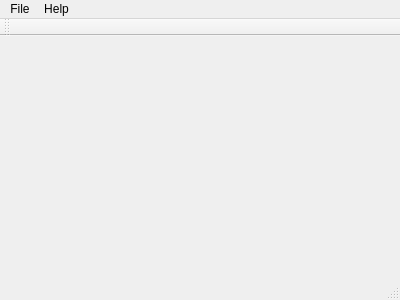
alien93/softProj, file RoboWalk/mainwindow.ui: the form before one commit.
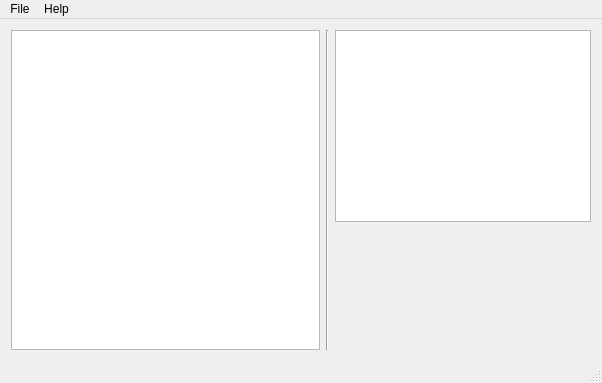
The form after the commit.

Commit message: -Open .urdf file -Basic Main frame

What changed in the file:
```diff
--- a/RoboWalk/mainwindow.ui
+++ b/RoboWalk/mainwindow.ui
@@ -6,20 +6,58 @@
    <rect>
     <x>0</x>
     <y>0</y>
-    <width>400</width>
-    <height>300</height>
+    <width>602</width>
+    <height>383</height>
    </rect>
   </property>
+  <property name="sizePolicy">
+   <sizepolicy hsizetype="Preferred" vsizetype="Preferred">
+    <horstretch>0</horstretch>
+    <verstretch>0</verstretch>
+   </sizepolicy>
+  </property>
   <property name="windowTitle">
    <string>MainWindow</string>
   </property>
-  <widget class="QWidget" name="centralWidget"/>
+  <widget class="QWidget" name="centralWidget">
+   <layout class="QHBoxLayout" name="horizontalLayout">
+    <item>
+     <widget class="QGraphicsView" name="graphicsView"/>
+    </item>
+    <item>
+     <widget class="Line" name="line">
+      <property name="orientation">
+       <enum>Qt::Vertical</enum>
+      </property>
+     </widget>
+    </item>
+    <item alignment="Qt::AlignRight|Qt::AlignTop">
+     <widget class="QGraphicsView" name="graphicsView_2">
+      <property name="sizePolicy">
+       <sizepolicy hsizetype="Fixed" vsizetype="Fixed">
+        <horstretch>0</horstretch>
+        <verstretch>0</verstretch>
+       </sizepolicy>
+      </property>
+      <property name="maximumSize">
+       <size>
+        <width>284</width>
+        <height>316</height>
+       </size>
+      </property>
+      <property name="layoutDirection">
+       <enum>Qt::RightToLeft</enum>
+      </property>
+     </widget>
+    </item>
+   </layout>
+  </widget>
   <widget class="QMenuBar" name="menuBar">
    <property name="geometry">
     <rect>
      <x>0</x>
      <y>0</y>
-     <width>400</width>
+     <width>602</width>
      <height>27</height>
     </rect>
    </property>
@@ -39,14 +77,6 @@
    <addaction name="menuFile"/>
    <addaction name="menuHelp"/>
   </widget>
-  <widget class="QToolBar" name="mainToolBar">
-   <attribute name="toolBarArea">
-    <enum>TopToolBarArea</enum>
-   </attribute>
-   <attribute name="toolBarBreak">
-    <bool>false</bool>
-   </attribute>
-  </widget>
   <widget class="QStatusBar" name="statusBar"/>
   <action name="actionInsert_URDF_file">
    <property name="text">
```
Left out of the diff: 2 changed lines with no effect on the pictures. The commit also changes 10 other files.
